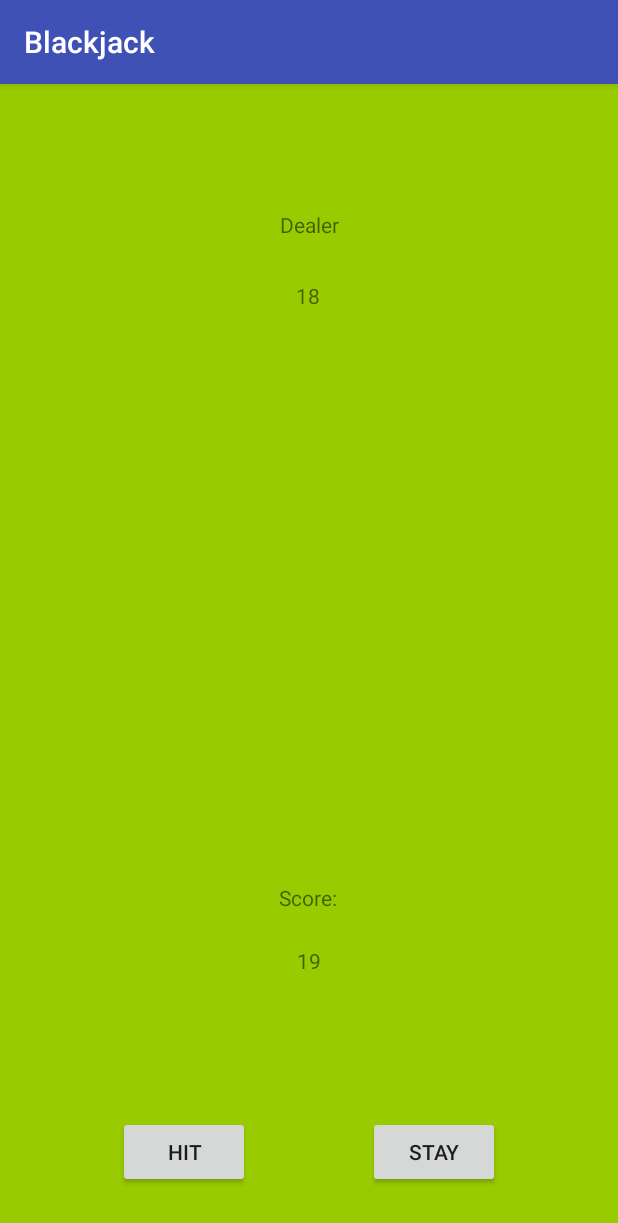
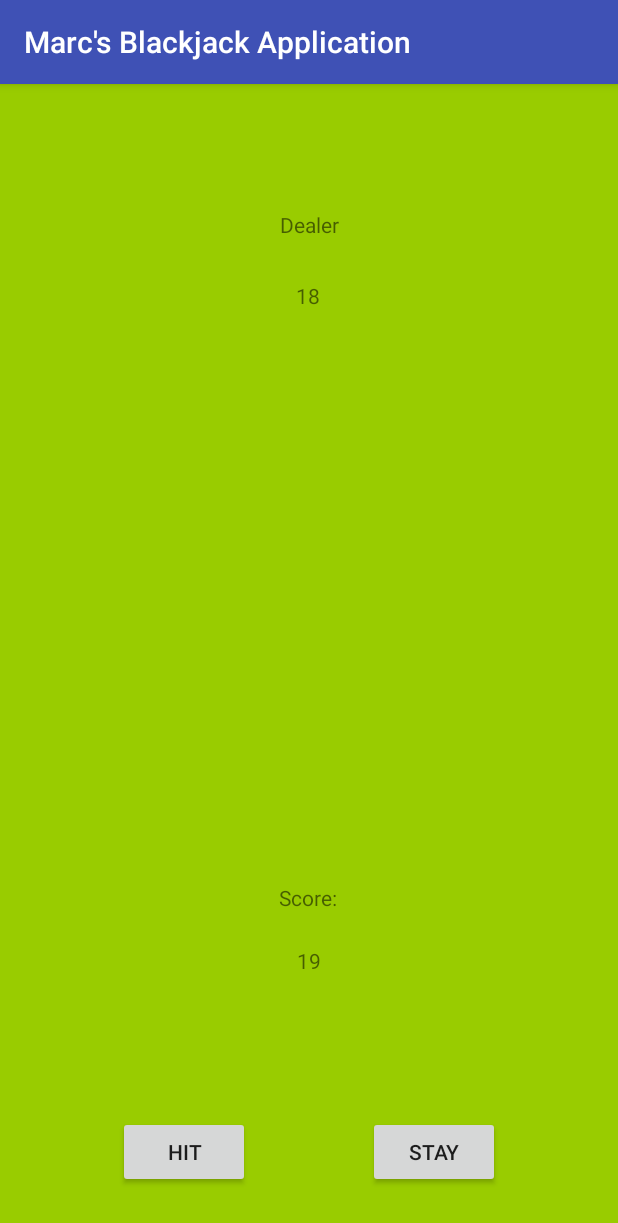
Before and after one commit to mcacevedo1228/blackjack, an Android app: the screen it shows after launch (GameActivity), after a tap on "NEW GAME", on a phone screen of 412 x 824 dp. Shown: the top 1223 px of the screen. Run offline under Robolectric (Android 15) with nearby library versions, the phone set to English and light mode, and no system bars.

Commit message:
Comments and what not. Tweaks may arrive..

```diff
--- a/app/src/main/java/com/engineering/marcacevedo/myapplication/GameActivity.java
+++ b/app/src/main/java/com/engineering/marcacevedo/myapplication/GameActivity.java
@@ -13,12 +13,14 @@ import models.Card;
 import models.Game;
 
 public class GameActivity extends AppCompatActivity implements Runnable {
+
+    // Class Variables
     Game game;
     ArrayList<Player> players;
     TextView tv;
-
     private Button hit;
     private Button stay;
+    Player winner;
 
     @Override
     protected void onCreate(Bundle savedInstanceState) {
@@ -36,68 +38,85 @@ public class GameActivity extends AppCompatActivity implements Runnable {
 
         setScreenScore(game);   // Sets the initial score of cards dealt.
 
-        hit.setOnClickListener(new View.OnClickListener() {
+        // Click listener with Overridden onClick method to execute desired functions.
+        hit.setOnClickListener(new View.OnClickListener()
+        {
             @Override
-            public void onClick(View view) {
+            public void onClick(View view)
+            {
+                // Hit user and update the score.
                 game.hit(user);
                 setScreenScore(game);
 
                 // If current player busts, go to next player's turn.
                 if (game.score(user) > 21)
-                         {
+                {
                     game.nextPlayerTurn();
                 }
 
-                // If the current player is the Dealer, let him make his move.
-                if (game.getCurrentPlayer().getName().equals("Dealer")
-                        ) {
-                            System.out.println("DEALER MOVE");
-                            dealerMove();
-                            System.out.println("DEALER STAY");
-                            game.scoreHand();
-                }
-
-            }
-        });
-
-        //TODO: Finish stay executions & declare winner
-
-        // Once user stays, an iteraiton of the dealerMove signals end of the game. Score hands now and declare winner.
-        stay.setOnClickListener(new View.OnClickListener() {
-            @Override
-            public void onClick(View view) {
-                game.nextPlayerTurn();
+                // If the current player is the Dealer, let him make his move. Upon completion, scoring takes place.
                 if (game.getCurrentPlayer().getName().equals("Dealer"))
                 {
+                    //TODO: DELETE CONSOLE LINES
+                    System.out.println("DEALER MOVE");
+                    // Very rudimentary way of determining whether to hit or not.
                     dealerMove();
-                    System.out.println("DEALER STAY");
-                    System.out.println("The winner of the game is the " + game.scoreHand().getName());
+                    System.out.println("Dealer has finished, game is over! ");
+                    // Scores hand to determine winner.
+                    winner = game.scoreHand();
                 }
 
             }
         });
 
 
+        // Click listener with Overridden onClick method to execute desired functions.
+        stay.setOnClickListener(new View.OnClickListener() {
+            @Override
+            public void onClick(View view)
+            {
+                // Signifies next player's turn.
+                game.nextPlayerTurn();
+                if (game.getCurrentPlayer().getName().equals("Dealer"))
+                {
+                    dealerMove();
+                    winner = game.scoreHand();
+                    System.out.println("DEALER STAY");
+                    System.out.println("The winner of the game is the " + winner.getName());
+                }
+            }
+        });
+
     }
 
+
+    /**
+     * Updates the score for the users to view.
+     */
     public void setScreenScore(Game game)
     {
+        // Gets players and assigns them accordingly.
         players = game.getPlayers();
-
         Player user = players.get(0);
         Player dealer = players.get(1);
 
+        // Parsing scores into usable output for Activity Screen.
+        // Text View tv.setText takes in char[] so conversion into string or char[] is needed.
         String user_score = Integer.toString(user.getScore());
         String dealer_score = Integer.toString(dealer.getScore());
 
+        // Assign each score to correct place in Game Activity.
         tv = findViewById(R.id.temp);
         tv.setText(user_score);
-
         tv = findViewById(R.id.temp2);
         tv.setText(dealer_score);
 
     }
 
+    /**
+     * Sets the background of the Game Activity.
+     * Can also be done using 3 param w/ RGB values.
+     */
     public void setActivityBackgroundColor() {
         View view = this.getWindow().getDecorView();
         view.setBackgroundColor(getResources().getColor(android.R.color.holo_green_light));
--- a/app/src/main/java/com/engineering/marcacevedo/myapplication/MainActivity.java
+++ b/app/src/main/java/com/engineering/marcacevedo/myapplication/MainActivity.java
@@ -10,7 +10,7 @@ import android.widget.Button;
 import android.widget.TextView;
 
 public class MainActivity extends AppCompatActivity implements OnClickListener {
-
+    // Class variable.
     private Button btn1;
 
     @Override
@@ -18,10 +18,11 @@ public class MainActivity extends AppCompatActivity implements OnClickListener {
         super.onCreate(savedInstanceState);
 
         setContentView(R.layout.activity_main);
-        setActivityBackgroundColor();
+
+        setActivityBackgroundColor();   // Change background color
 
         btn1 = (Button)findViewById(R.id.New_Game_Button);
-        btn1.setOnClickListener(this);
+        btn1.setOnClickListener(this); // If clicked, go to GameActivity
     }
 
 
--- a/app/src/main/java/models/Game.java
+++ b/app/src/main/java/models/Game.java
@@ -13,10 +13,11 @@ import models.Player;
 public class Game
 {
 
+    // Class variables
     private Deck deck;
     private ArrayList<Player> players;
     private int playerTurn;
-    int cardCounter;
+
 
 
     /**
@@ -32,7 +33,7 @@ public class Game
         players.add(new Player("User"));
         players.add(new Player("Dealer"));
 
-        // User goes first.
+
         newGame();
     }
 
@@ -49,7 +50,6 @@ public class Game
             {
                 // Deals card from deck, gets card rank and issues card to player.
                 Card card = deck.dealCard();
-                cardParse(card);
                 player.dealCard(card);
                 player.setScore(score(player));     // TODO: MAY NOT WORK
             }
@@ -58,20 +58,11 @@ public class Game
         }
     }
 
-    // Gets card rank to be assigned for play.
-    public void cardParse(Card card)
-    {
-        if (card.getRank() <=6 && card.getRank() >=2)
-        {
-            cardCounter+=1;
-        }
-        else if (card.getRank() >= 10 && card.getRank() <=14)
-        {
-            cardCounter-=1;
-        }
-        else {}
-    }
-
+    /**
+     * Creates a new game(hand) to be played.
+     * Cycles through players in arrayList and clears hands followed by dealing.
+     * User starts.
+     */
     public void newGame()
     {
         for (Player player: players)
@@ -82,32 +73,49 @@ public class Game
         this.playerTurn = 0;
     }
 
+    /**
+     * Player hit. Takes a card from the deck and deals it to the player requesting hit.
+     * Sets score after hit.
+     * @param player - Player requesting hit. Will add card to his/her hand.
+     */
     public void hit(Player player)
     {
         Card card = deck.dealCard();
         getCurrPlayer().dealCard(card);
-        cardParse(card);
         player.setScore(score(player));
+
+        // TODO: DELETE CONSOLE LINE
         System.out.println("New Score is:" + score(player));
     }
 
+    /**
+     * Getter method for the current player moving.
+     * @return Current player
+     */
     public Player getCurrPlayer()
     {
         return players.get(playerTurn);
     }
 
+    /**
+     * Scores the hand of the player passed in.
+     * @param player Player's hand to be scored.
+     * @return int value of player's score.
+     */
     public int score(Player player)
     {
         int score = 0;
         int numAces = 0;
         int rank;
+
         for (Card card: player.getHand())
         {
             rank = card.getRank();
 
             if (rank < 2)
             {
-                System.out.println("NOOO");
+                // TODO: DELETE CONSOLE LINE
+                System.out.println("Error");
             }
             // If 2-10 rank gets added to score
             else if(rank <=10)
@@ -124,6 +132,7 @@ public class Game
                 score += 11;
                 numAces++;
             }
+            // If brought over 21 by Ace, soft scoring occurs and ace becomes +1
             while (score > 21 && numAces > 0)
             {
                 score-= 10;
@@ -133,11 +142,17 @@ public class Game
         return score;
     }
 
+
+    /**
+     * Scores each hand to determine a winner.
+     * @return Player that won the hand.
+     */
     public Player scoreHand()
     {
         int maxScore = 0;
         Player winner = null;
 
+        // Cycle through, take score and determine winner based on condition.
         for (Player player: players)
         {
             player.setScore(score(player));
@@ -159,25 +174,35 @@ public class Game
     }
 
 
+    /**
+     * Changes turns from user to dealer.
+     */
     public void nextPlayerTurn()
     {
+        if (playerTurn == 0)
+        {
+            playerTurn = 1;
+        }
+        // Added just in case.
         if (playerTurn == 1)
         {
             playerTurn = 0;
         }
 
-        if (playerTurn == 0)
-        {
-            playerTurn = 1;
-        }
-
     }
 
+    /**
+     * Retrieves an arrayList of players in the game. (Should only ever be user and dealer)
+     * @return List of players in game.
+     */
     public ArrayList<Player> getPlayers()
     {
         return players;
     }
 
+    /**
+     * Getter method to determine who's turn it is.
+     */
     public Player getCurrentPlayer()
     {
         return players.get(playerTurn);
--- a/app/src/main/res/layout/activity_main.xml
+++ b/app/src/main/res/layout/activity_main.xml
@@ -14,7 +14,7 @@
         android:layout_marginEnd="8dp"
         android:layout_marginStart="8dp"
         android:layout_marginTop="8dp"
-        android:text="New Game"
+        android:text="@string/new_game"
         app:layout_constraintBottom_toBottomOf="parent"
         app:layout_constraintEnd_toEndOf="parent"
         app:layout_constraintHorizontal_bias="0.502"
--- a/app/src/main/res/values/strings.xml
+++ b/app/src/main/res/values/strings.xml
@@ -1,5 +1,5 @@
 <resources>
-    <string name="app_name">Blackjack</string>
+    <string name="app_name">Marc's Blackjack Application</string>
     <string name="hello">Hello</string>
     <string name="hit">Hit</string>
     <string name="stay">Stay</string>
@@ -8,4 +8,5 @@
     <string name="y">Temp2</string>
     <string name="dealer">Dealer</string>
     <string name="winner_slot">Win_Slot</string>
+    <string name="new_game">New Game</string>
 </resources>
```
